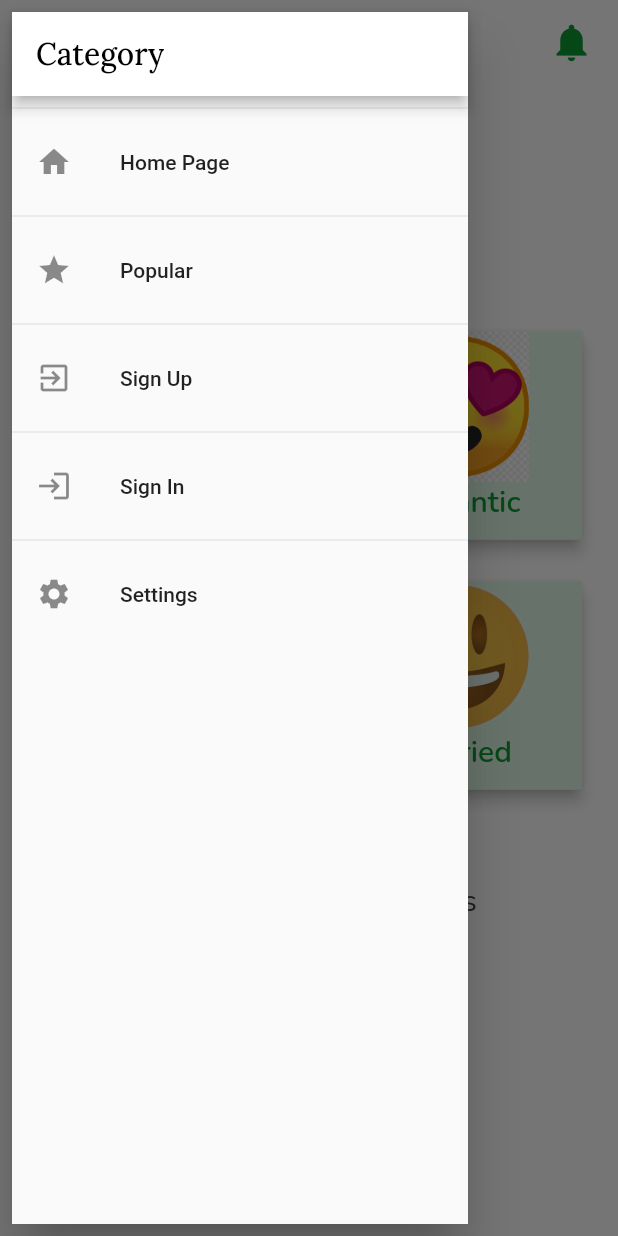
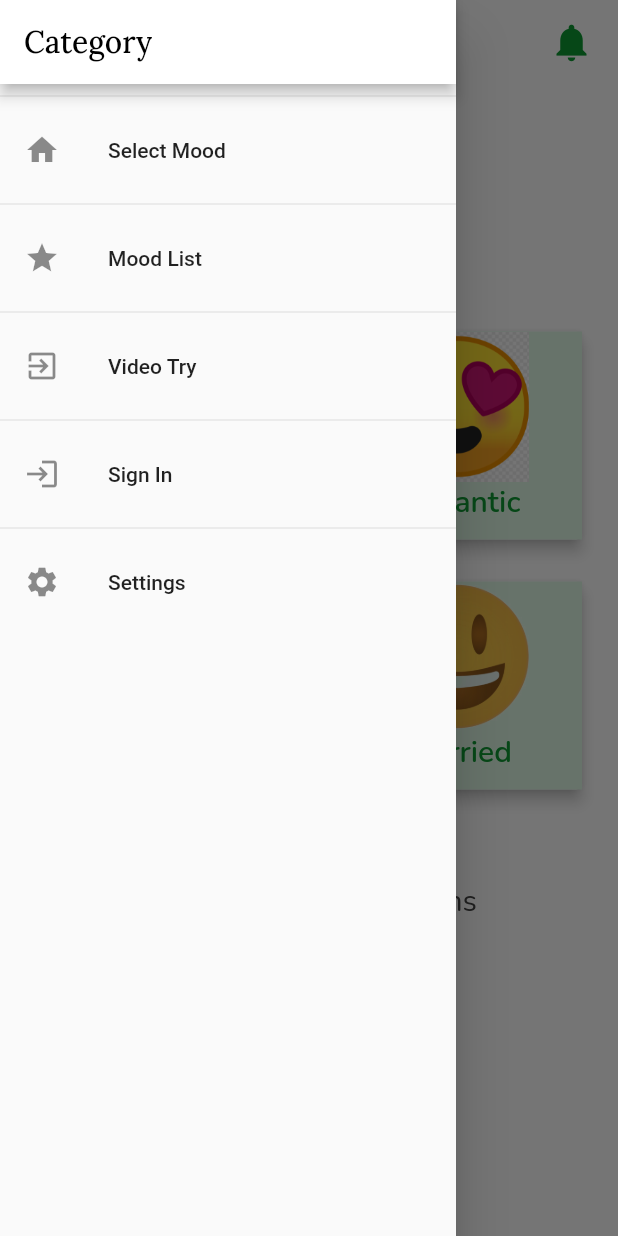
Before and after one commit to saifulislam68/ui, a Flutter app: the MoodScreen screen opened directly, with the side drawer open, on a phone screen of 412 x 824 dp. Run offline on Flutter 3.47's test engine with Material 2 defaults, Android fonts, the phone set to English and light mode, and no system bars; our stand-ins replace google_fonts, video_player.

Commit message:
3 screen done

```diff
--- a/lib/design/app_drawer.dart
+++ b/lib/design/app_drawer.dart
@@ -1,6 +1,8 @@
 import 'package:flutter/material.dart';
 import 'package:google_fonts/google_fonts.dart';
 import 'package:ui/mood/mood_screen.dart';
+import 'package:ui/mood_list/mood_list.dart';
+import 'package:ui/video/video.dart';
 
 class AppDrawer extends StatelessWidget {
   const AppDrawer({Key? key}) : super(key: key);
@@ -21,7 +23,7 @@ class AppDrawer extends StatelessWidget {
           const Divider(),
           ListTile(
             leading: const Icon(Icons.home),
-            title: const Text('Home Page'),
+            title: const Text('Select Mood'),
             onTap: () {
               Navigator.push(
                   context,
@@ -32,10 +34,10 @@ class AppDrawer extends StatelessWidget {
           const Divider(),
           ListTile(
             leading: const Icon(Icons.star),
-            title: const Text('Popular'),
+            title: const Text('Mood List'),
             onTap: () {
-              // Navigator.push(context,
-              //     MaterialPageRoute(builder: ((context) => const TopNews())));
+              Navigator.push(context,
+                  MaterialPageRoute(builder: ((context) => const MoodList())));
               // Navigator.of(context)
               //     .pushReplacementNamed(OrdersScreen.routeName);
             },
@@ -43,10 +45,10 @@ class AppDrawer extends StatelessWidget {
           const Divider(),
           ListTile(
             leading: const Icon(Icons.exit_to_app),
-            title: const Text('Sign Up'),
+            title: const Text('Video Try'),
             onTap: () {
-              // Navigator.push(context,
-              //     MaterialPageRoute(builder: ((context) => const SignUp())));
+              Navigator.push(context,
+                  MaterialPageRoute(builder: ((context) => VideoApp())));
             },
           ),
           const Divider(),
--- a/lib/model/dummy_data.dart
+++ b/lib/model/dummy_data.dart
@@ -51,4 +51,30 @@ class DummyData {
       assetImage: 'assets/images/happy1.png',
     ),
   ];
+  final List<Data> status = [
+    Data(
+      title: 'Happy',
+    ),
+    Data(
+      title: 'Romantic',
+    ),
+    Data(
+      title: 'Depressed',
+    ),
+    Data(
+      title: 'Fearful',
+    ),
+    Data(
+      title: 'Hopeless',
+    ),
+    Data(
+      title: 'Indifferent',
+    ),
+    Data(
+      title: 'Disgust',
+    ),
+    Data(
+      title: 'Shameful',
+    ),
+  ];
 }
--- a/lib/mood/mood_screen.dart
+++ b/lib/mood/mood_screen.dart
@@ -32,10 +32,7 @@ class _MoodScreenState extends State<MoodScreen> {
           )
         ],
       ),
-      drawer: Padding(
-        padding: EdgeInsets.all(8.0),
-        child: AppDrawer(),
-      ),
+      drawer: const AppDrawer(),
       body: Padding(
         padding: const EdgeInsets.all(20.0),
         child: Column(
--- a/pubspec.yaml
+++ b/pubspec.yaml
@@ -35,6 +35,7 @@ dependencies:
   # Use with the CupertinoIcons class for iOS style icons.
   cupertino_icons: ^1.0.2
   google_fonts: ^3.0.1
+  video_player: ^2.4.5
 
 dev_dependencies:
   flutter_test:
```
Also changed, not shown: lib/design/home_page.dart (+1 -6 lines), lib/mood_list/mood_list.dart (added, +80 -0 lines), lib/mood_list/mood_list_card.dart (added, +32 -0 lines), lib/video/video.dart (added, +54 -0 lines), pubspec.lock.
